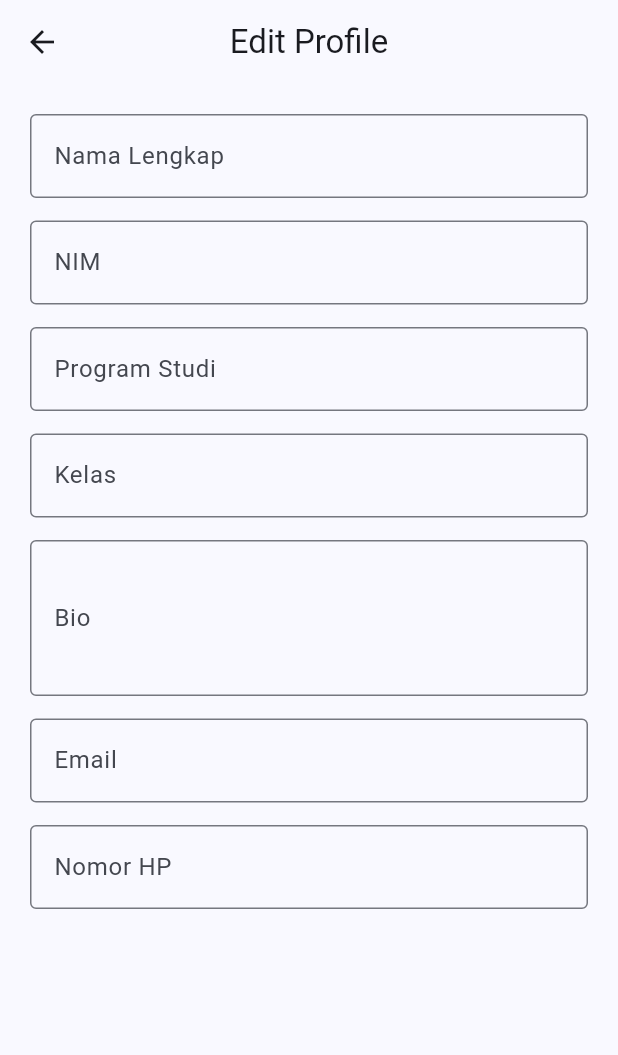
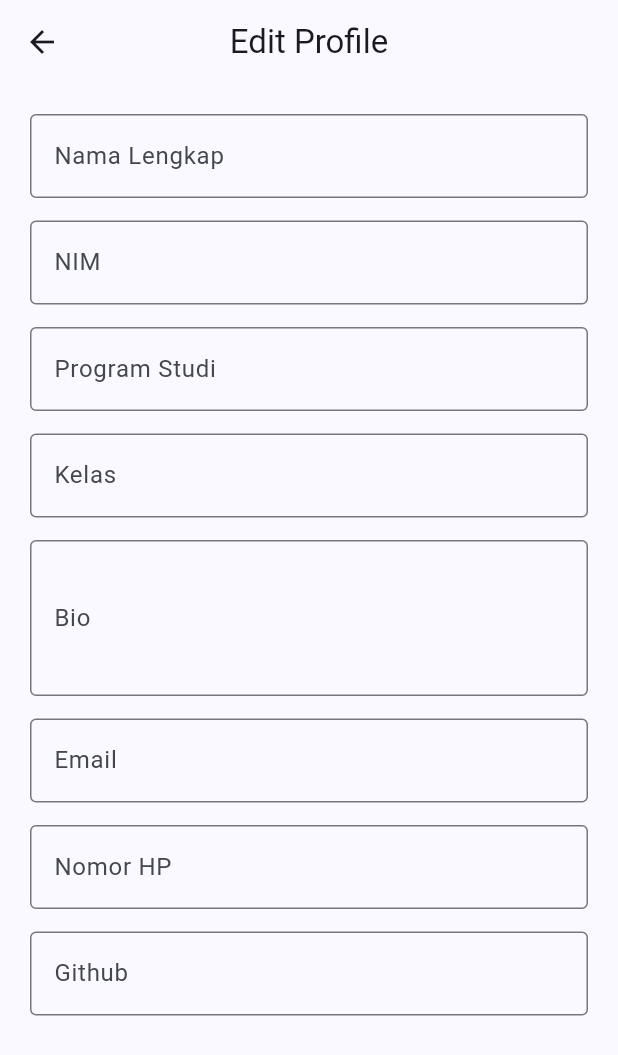
Before and after one commit to Paulothejungle/uts_aplikasi_mobile, a Flutter app: the EditProfilePage screen opened directly with empty values, on a phone screen of 412 x 824 dp. Shown: the top 1055 px of the screen. Run offline on Flutter 3.47's test engine with Material 3 defaults, Android fonts, the phone set to English and light mode, and no system bars.

Commit message:
feat:add github input

```diff
--- a/lib/screens/edit_profile_page.dart
+++ b/lib/screens/edit_profile_page.dart
@@ -187,7 +187,20 @@ class _EditProfilePageState extends State<EditProfilePage> {
                   }
                   return null;
                 },
-              )
+              ),
+
+              const SizedBox(height: 15),
+
+              // Github
+              TextFormField(
+                controller: githubController,
+                decoration: const InputDecoration(
+                  labelText: 'Github',
+                  border: OutlineInputBorder(),
+                ),
+              ),
+
+
             ]
           )
         )
```
